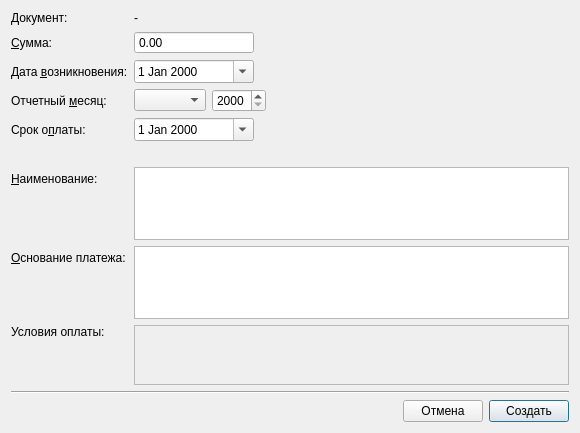
The window that designer/ui/copydocdialog.ui (Aleee/FinanceCalender) describes before a commit, drawn with Qt 5.
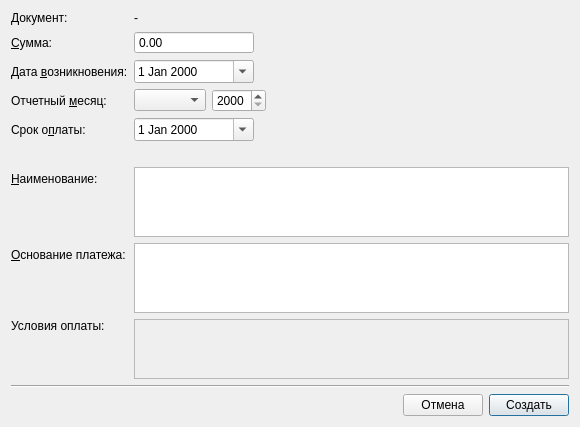
The same window after the commit.

Commit message: fix: adjust copydocdialog height

Diff of the .ui file:
```diff
--- a/designer/ui/copydocdialog.ui
+++ b/designer/ui/copydocdialog.ui
@@ -7,7 +7,7 @@
     <x>0</x>
     <y>0</y>
     <width>580</width>
-    <height>433</height>
+    <height>300</height>
    </rect>
   </property>
   <property name="windowTitle">
```
The commit also changes 1 other file.
